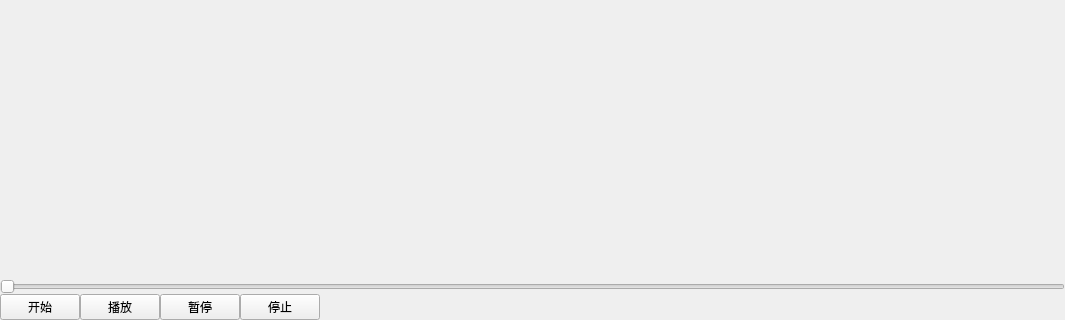
Qt form FF_Qt/ffmpeg_qt.ui (llk657843/FF_Qt) before a commit; both pictures show x 0 to 1065 and y 468 to 788 of the 1065 by 788 pixel window.
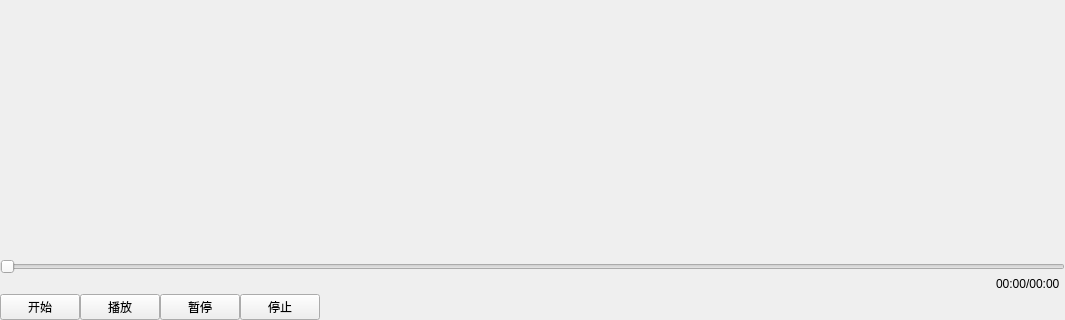
The same form after that commit.

Diff of the .ui file:
```diff
--- a/FF_Qt/ffmpeg_qt.ui
+++ b/FF_Qt/ffmpeg_qt.ui
@@ -67,6 +67,39 @@
         </property>
        </widget>
       </item>
+      <item>
+       <layout class="QHBoxLayout" name="horizontalLayout_2">
+        <property name="spacing">
+         <number>0</number>
+        </property>
+        <property name="rightMargin">
+         <number>5</number>
+        </property>
+        <property name="bottomMargin">
+         <number>0</number>
+        </property>
+        <item>
+         <spacer name="horizontalSpacer_2">
+          <property name="orientation">
+           <enum>Qt::Horizontal</enum>
+          </property>
+          <property name="sizeHint" stdset="0">
+           <size>
+            <width>40</width>
+            <height>20</height>
+           </size>
+          </property>
+         </spacer>
+        </item>
+        <item>
+         <widget class="QLabel" name="lb_time">
+          <property name="text">
+           <string>00:00/00:00</string>
+          </property>
+         </widget>
+        </item>
+       </layout>
+      </item>
       <item>
        <layout class="QHBoxLayout" name="horizontalLayout">
         <item>
```
